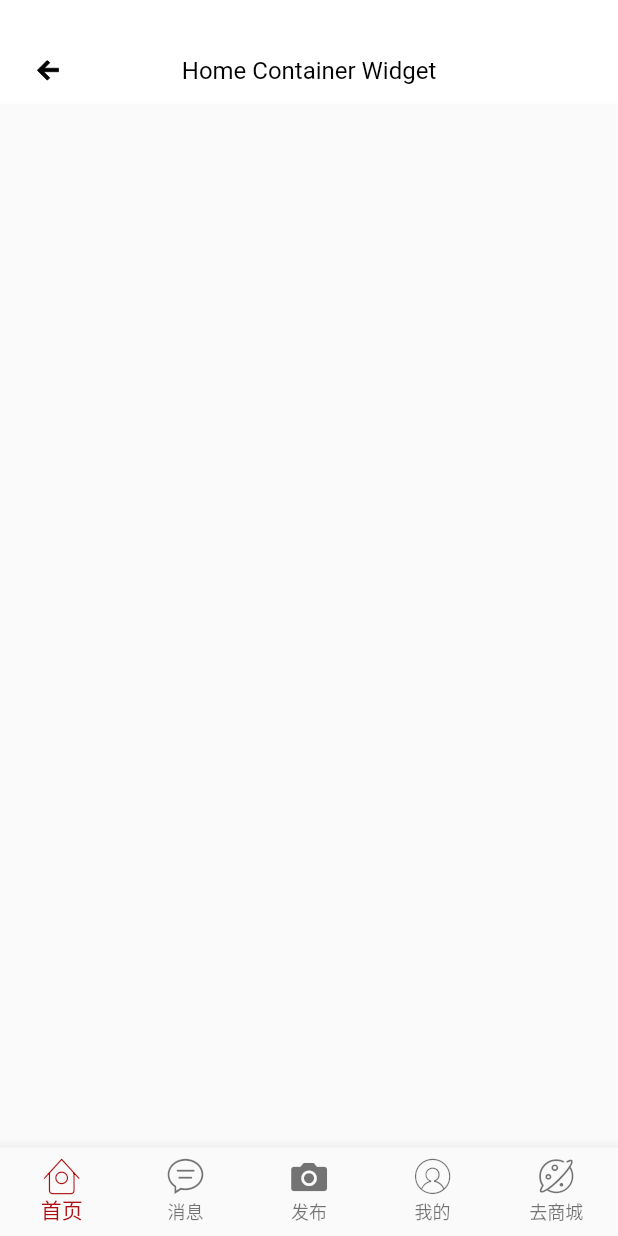
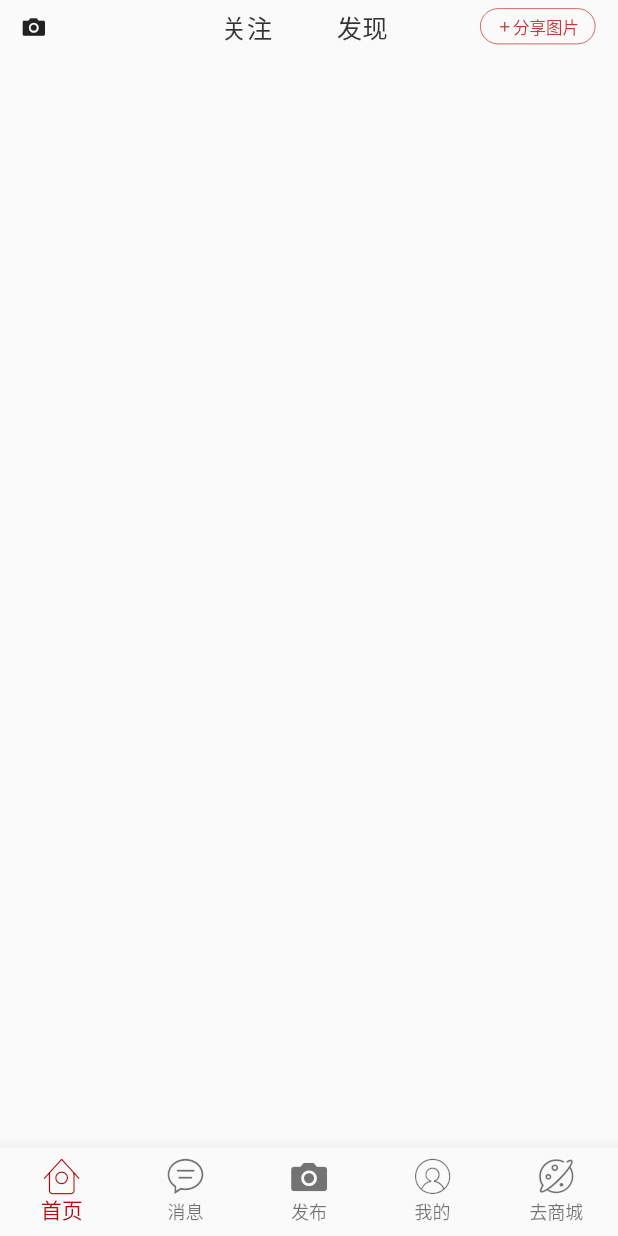
Before and after one commit to jypblue/flutter_community, a Flutter app: the screen it shows after launch, on a phone screen of 412 x 824 dp. Run offline on Flutter 3.47's test engine with Material 2 defaults, Android fonts, the phone set to English and light mode, and no system bars; our stand-ins replace flutter_svg.

Commit message:
feat: add header

```diff
--- a/lib/view/community/home/index.dart
+++ b/lib/view/community/home/index.dart
@@ -1,8 +1,8 @@
 import 'package:flutter/material.dart';
 import 'package:flutter/painting.dart';
+import 'package:flutter_svg/flutter_svg.dart';
+import '../../../styles/icons.dart';
 import '../../../widgets/mAppbar.dart';
-
-
 
 class HomePage extends StatefulWidget {
   HomePage({Key key}) : super(key: key);
@@ -15,19 +15,80 @@ class _HomePageState extends State<HomePage> {
   @override
   Widget build(BuildContext context) {
     return Scaffold(
-      appBar: MAppBar(
-        title: "Home Container Widget",
-        height: 74,
-        ctx: context,
-        header: 'Home'
-      ),
-      body: ListView(
-          shrinkWrap: true,
-          padding: const EdgeInsets.all(20.0),
-          children: <Widget>[
-
-          ]
-        )
-    );
+        appBar: MAppBar(
+            height: 35,
+            ctx: context,
+            child: Column(children: <Widget>[
+              Padding(
+                padding: EdgeInsets.only(left: 15.0, right: 15.0),
+                child: Flex(
+                  direction: Axis.horizontal,
+                  children: <Widget>[
+                    Container(
+                      width: 77.0,
+                      alignment: Alignment.centerLeft,
+                      child: new Icon(
+                        AppIcons.CAMERA,
+                        size: 15,
+                      ),
+                    ),
+                    Expanded(child: Container()),
+                    Container(
+                      width: 77.0,
+                      alignment: Alignment.center,
+                      height: 35.0,
+                      child: Text('关注',
+                          style: TextStyle(
+                              fontSize: 17, color: Color(0xFF333333))),
+                    ),
+                    Container(
+                      width: 77.0,
+                      alignment: Alignment.center,
+                      height: 35.0,
+                      child: Text('发现',
+                          style: TextStyle(
+                              fontSize: 17, color: Color(0xFF333333))),
+                    ),
+                    Expanded(child: Container()),
+                    new GestureDetector(
+                      onTap: () {
+                        print("Container clicked");
+                      },
+                      child: Container(
+                          alignment: Alignment.centerRight,
+                          width: 77,
+                          height: 24,
+                          margin: EdgeInsets.only(left: 6),
+                          decoration: BoxDecoration(
+                              borderRadius: BorderRadius.all(
+                                Radius.circular(17.0),
+                              ),
+                              border: Border.all(
+                                  color: Color(0xFFC13B38),
+                                  width: 0.5,
+                                  style: BorderStyle.solid)),
+                          child: Row(
+                            mainAxisAlignment: MainAxisAlignment.center,
+                            children: <Widget>[
+                              new Icon(
+                                Icons.add,
+                                size: 11,
+                                color: Color(0xFFC13B38),
+                              ),
+                              Text(
+                                '分享图片',
+                                style: TextStyle(
+                                  fontSize: 11,
+                                  color: Color(0xFFC13B38),
+                                ),
+                              )
+                            ],
+                          )),
+                    )
+                  ],
+                ),
+              )
+            ])),
+        body: ListView());
   }
 }
--- a/lib/widgets/mAppbar.dart
+++ b/lib/widgets/mAppbar.dart
@@ -6,20 +6,9 @@ import '../styles/colors.dart';
 class MAppBar extends StatefulWidget implements PreferredSizeWidget {
   final double height;
   final Widget child;
-  final String title;
-  final String back;
-  final String header;
   final BuildContext ctx;
 
-  MAppBar(
-      {Key key,
-      this.child,
-      this.title,
-      this.height = 70,
-      this.header = 'Community',
-      this.back = '',
-      this.ctx})
-      : super(key: key);
+  MAppBar({Key key, this.child, this.height = 70, this.ctx}) : super(key: key);
 
   @override
   Size get preferredSize => Size.fromHeight(height);
@@ -39,61 +28,7 @@ class _MAppBarState extends State<MAppBar> {
   Widget build(BuildContext context) {
     return new SafeArea(
       top: true,
-      child: widget.child == null
-          ? new CommunityHeader(title: widget.title, back: widget.back)
-          : widget.child,
+      child: widget.child,
     );
   }
 }
-
-class CommunityHeader extends StatelessWidget {
-  final String _back;
-  final String _title;
-  const CommunityHeader({
-    Key key,
-    String title,
-    String back,
-  })  : _title = title,
-        _back = back,
-        super(key: key);
-
-  @override
-  Widget build(BuildContext context) {
-    return Container(
-      height: 69.0,
-      padding: EdgeInsets.only(top: 25.0),
-      decoration: BoxDecoration(color: AppColors.white),
-      child: Stack(alignment: Alignment.center, children: <Widget>[
-        Positioned(
-            child: Row(children: <Widget>[
-              GestureDetector(
-                onTap: () {
-                  if (Navigator.canPop(context)) {
-                    Navigator.pop(context);
-                  }
-                },
-                child: Container(
-                  width: 52,
-                  height: 44,
-                  padding: EdgeInsets.only(left: 18, right: 6),
-                  alignment: Alignment.center,
-                  child: SvgPicture.asset(AppIcons.ICON_BACK,
-                      width: 15.0, color: Color(0xFF000000)),
-                ),
-              ),
-              Text(
-                this._back,
-                style: TextStyle(fontSize: 16, color: Color(0xFF000000)),
-              )
-            ]),
-            left: 0,
-            top: 0),
-        Container(
-            child: Text(
-          this._title,
-          style: TextStyle(fontSize: 16, color: Color(0xFF000000)),
-        ))
-      ]),
-    );
-  }
-}
```
